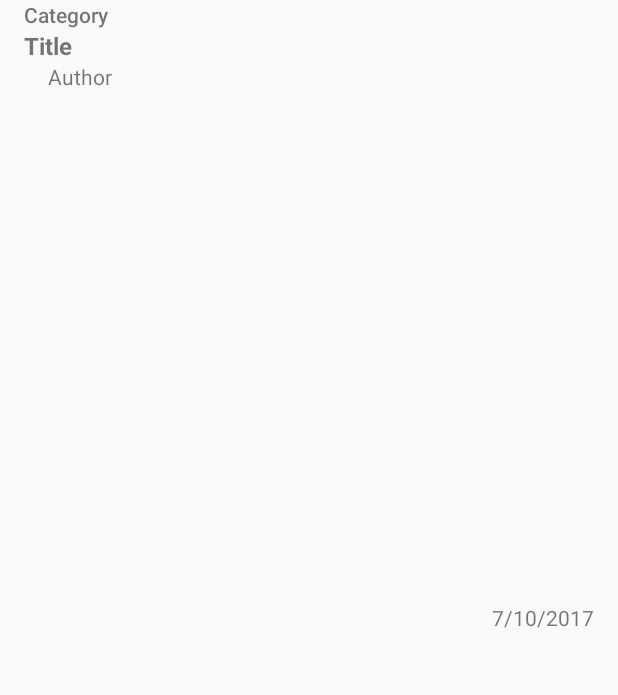
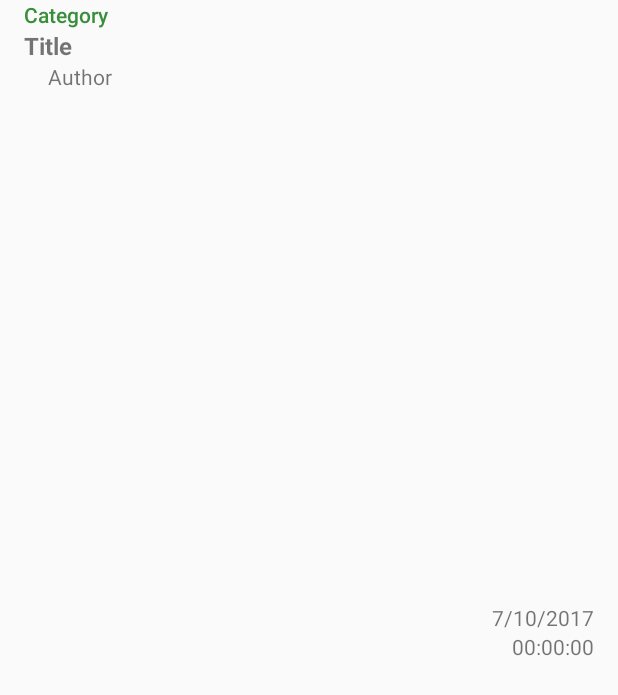
Before and after one commit to Herror/Worldnews, an Android app: the layout list_items.xml on its own in the app's theme, with its tools: preview values and no code run, on a phone screen of 412 x 824 dp. Shown: the top 695 px of the screen. Run offline under Robolectric (Android 15) with nearby library versions, the phone set to English and light mode, and no system bars.

Commit message:
Tweaks
Display date and time on different lines
Changed the color scheme

```diff
--- a/app/src/main/java/com/example/android/worldnews/MainActivity.java
+++ b/app/src/main/java/com/example/android/worldnews/MainActivity.java
@@ -30,7 +30,7 @@ public class MainActivity extends AppCompatActivity
     private TextView mEmptyStateView;
 
     //create a method to check if there is internet connection
-    private boolean isNewtworkAvailable(){
+    private boolean isNetworkAvailable(){
         ConnectivityManager connectivityManager
                 =(ConnectivityManager) getSystemService(Context.CONNECTIVITY_SERVICE);
         NetworkInfo activeNetworkInfo = connectivityManager.getActiveNetworkInfo();
@@ -47,7 +47,7 @@ public class MainActivity extends AppCompatActivity
         //create an object for the empty TextView
         mEmptyStateView = (TextView) findViewById(R.id.empty_text_view);
 
-        if(isNewtworkAvailable() == true){
+        if(isNetworkAvailable() == true){
             //get a reference to the LoaderManager, in order to interact with loaders
             LoaderManager loaderManager = getLoaderManager();
             //initialize the loader
--- a/app/src/main/res/layout/list_items.xml
+++ b/app/src/main/res/layout/list_items.xml
@@ -13,10 +13,11 @@
         android:id="@+id/general_info"
         android:layout_width="wrap_content"
         android:layout_height="match_parent"
-        android:layout_toLeftOf="@+id/time">
+        android:layout_toLeftOf="@+id/time_view">
 
         <TextView
             android:id="@+id/category"
+            android:textColor="#388e3c"
             android:layout_width="match_parent"
             android:layout_height="wrap_content"
             android:fontFamily="sans-serif-medium"
@@ -39,13 +40,22 @@
             android:paddingLeft="16dp"/>
     </RelativeLayout>
 
+    <TextView
+        android:id="@+id/date_view"
+        android:layout_width="wrap_content"
+        android:layout_height="wrap_content"
+        android:layout_marginLeft="8dp"
+        tools:text="7/10/2017"
+        android:layout_alignParentRight="true"
+        android:layout_centerInParent="true"/>
+
         <TextView
-            android:id="@+id/time"
+            android:id="@+id/time_view"
             android:layout_width="wrap_content"
             android:layout_height="wrap_content"
             android:layout_marginLeft="8dp"
-            tools:text="7/10/2017"
-            android:layout_alignParentRight="true"
-            android:layout_centerInParent="true"/>
+            android:layout_below="@+id/date_view"
+            tools:text="00:00:00"
+            android:layout_alignParentRight="true" />
 
 </RelativeLayout>
--- a/app/src/main/res/values/colors.xml
+++ b/app/src/main/res/values/colors.xml
@@ -1,6 +1,6 @@
 <?xml version="1.0" encoding="utf-8"?>
 <resources>
-    <color name="colorPrimary">#3F51B5</color>
-    <color name="colorPrimaryDark">#303F9F</color>
-    <color name="colorAccent">#FF4081</color>
+    <color name="colorPrimary">#4caf50</color>
+    <color name="colorPrimaryDark">#388e3c</color>
+    <color name="colorAccent">#512da8</color>
 </resources>
```
Also changed, not shown: app/src/main/java/com/example/android/worldnews/NewsAdapter.java (+20 -6 lines).
